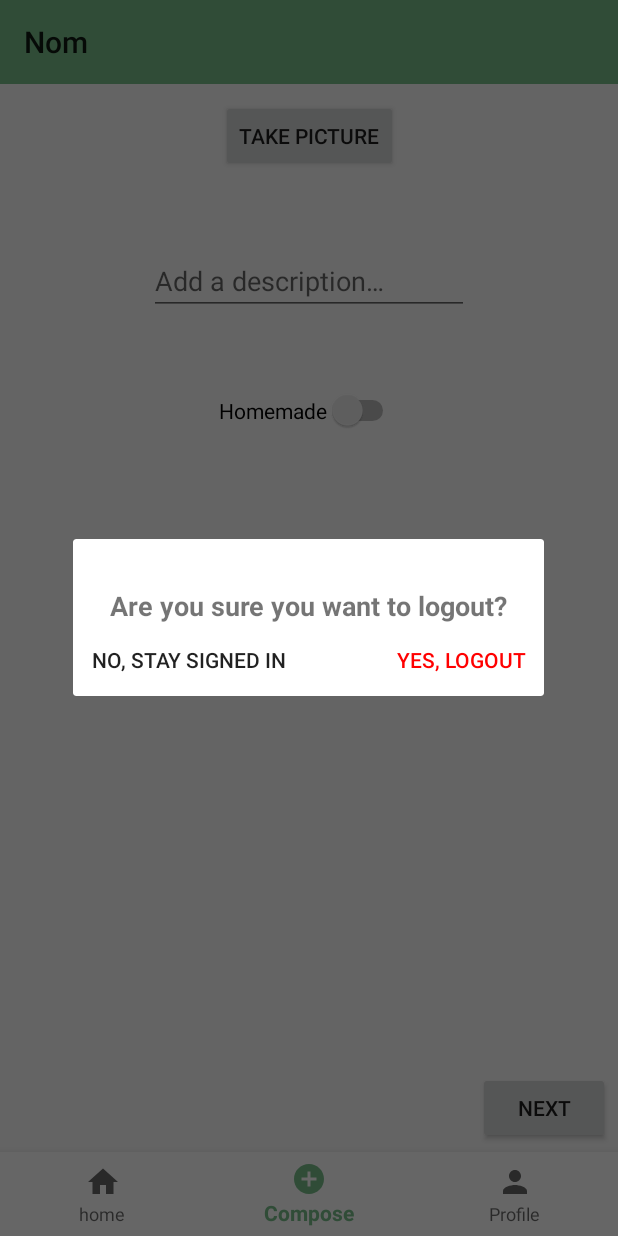
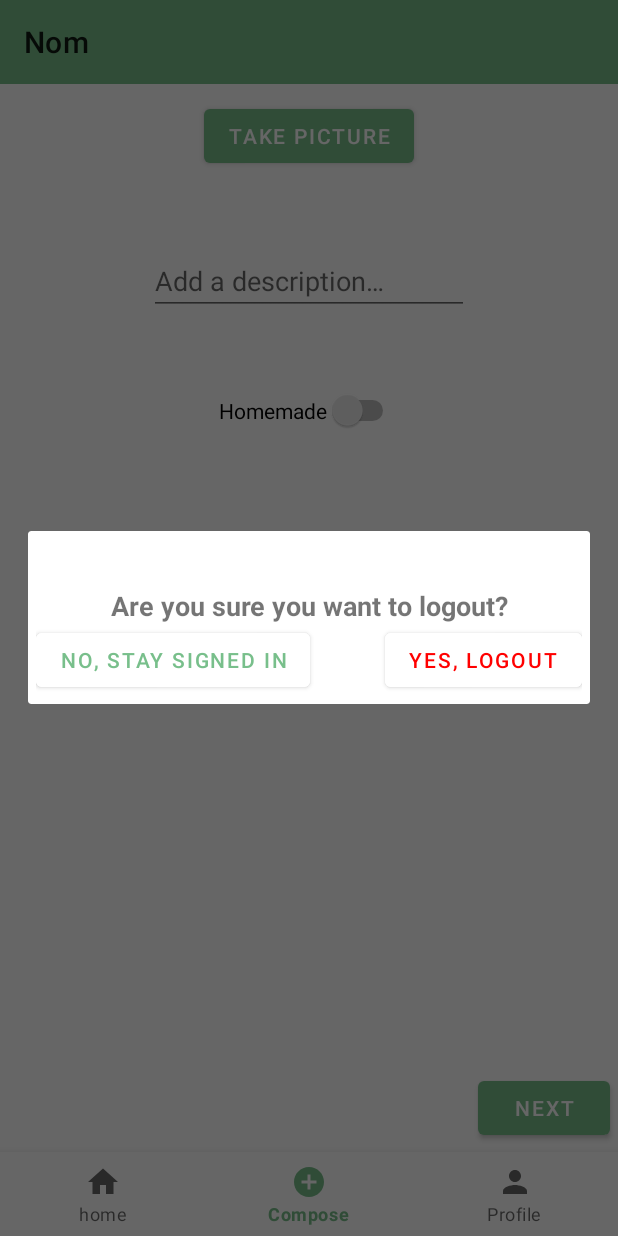
Before and after one commit to Mvye/Nom, an Android app: the fragment LogoutDialogFragment placed in its activity, item 2 of the bottom bar chosen, on a phone screen of 412 x 824 dp. Run offline under Robolectric (Android 15) with nearby library versions, the phone set to English and light mode, and no system bars; libraries missing offline, so code that uses them is left out: com.parse; pictures from the network do not load; 5 statements that could not run were skipped.

Commit message:
Converted many fragments and activities to using Material buttons/textviews/toolbars

```diff
--- a/app/src/main/res/layout/activity_login.xml
+++ b/app/src/main/res/layout/activity_login.xml
@@ -32,7 +32,7 @@
         app:layout_constraintStart_toStartOf="parent"
         app:layout_constraintTop_toBottomOf="@+id/editTextUsername"
         android:importantForAutofill="no" />
-    <Button
+    <com.google.android.material.button.MaterialButton
         android:id="@+id/buttonLogin"
         android:layout_width="wrap_content"
         android:layout_height="wrap_content"
@@ -42,7 +42,7 @@
         app:layout_constraintHorizontal_bias="0.500"
         app:layout_constraintStart_toStartOf="parent"
         app:layout_constraintTop_toBottomOf="@+id/editTextPassword" />
-    <Button
+    <com.google.android.material.button.MaterialButton
         android:id="@+id/buttonSignUp"
         android:layout_width="wrap_content"
         android:layout_height="wrap_content"
--- a/app/src/main/res/layout/fragment_compose.xml
+++ b/app/src/main/res/layout/fragment_compose.xml
@@ -18,7 +18,7 @@
         app:layout_constraintStart_toStartOf="parent"
         app:layout_constraintTop_toTopOf="parent"
         tools:srcCompat="@tools:sample/avatars" />
-    <Button
+    <com.google.android.material.button.MaterialButton
         android:id="@+id/buttonTakePicture"
         android:layout_width="wrap_content"
         android:layout_height="wrap_content"
@@ -53,7 +53,7 @@
         app:layout_constraintHorizontal_bias="0.50"
         app:layout_constraintStart_toStartOf="parent"
         app:layout_constraintTop_toBottomOf="@+id/editTextDescription" />
-    <Button
+    <com.google.android.material.button.MaterialButton
         android:id="@+id/buttonNext"
         android:layout_width="wrap_content"
         android:layout_height="wrap_content"
--- a/app/src/main/res/layout/fragment_logout_dialog.xml
+++ b/app/src/main/res/layout/fragment_logout_dialog.xml
@@ -4,11 +4,12 @@
     xmlns:tools="http://schemas.android.com/tools"
     android:layout_width="wrap_content"
     android:layout_height="wrap_content"
+    android:padding="5dp"
     android:layout_gravity="center"
     android:backgroundTint="#FFFFFF"
     tools:context=".fragments.LogoutDialogFragment">
 
-    <TextView
+    <com.google.android.material.textview.MaterialTextView
         android:id="@+id/textViewLogoutText"
         android:layout_width="wrap_content"
         android:layout_height="wrap_content"
@@ -22,27 +23,32 @@
         app:layout_constraintTop_toTopOf="parent"
         app:layout_constraintVertical_bias="0.40" />
 
-    <Button
+    <com.google.android.material.button.MaterialButton
         android:id="@+id/buttonLogOut"
-        style="@style/Widget.AppCompat.Button.Borderless.Colored"
+        style="@android:style/TextAppearance.Material.Widget.Button.Borderless.Colored"
         android:layout_width="wrap_content"
         android:layout_height="wrap_content"
+        android:backgroundTint="#FFFFFF"
         android:text="@string/yes_logout"
         android:textColor="#FF0000"
         app:layout_constraintBottom_toBottomOf="parent"
         app:layout_constraintEnd_toEndOf="parent"
         app:layout_constraintTop_toBottomOf="@+id/textViewLogoutText"
-        app:layout_constraintVertical_bias="0.0" />
+        app:layout_constraintVertical_bias="0.0"
+        tools:ignore="NewApi" />
 
-    <Button
+    <com.google.android.material.button.MaterialButton
         android:id="@+id/buttonStaySignedIn"
-        style="@style/Widget.AppCompat.Button.Borderless"
+        style="@android:style/TextAppearance.Material.Widget.Button.Borderless.Colored"
         android:layout_width="wrap_content"
         android:layout_height="wrap_content"
         android:layout_marginEnd="50dp"
+        android:backgroundTint="#FFFFFF"
         android:text="@string/no_stay_signed_in"
+        android:textColor="@color/colorPrimary"
         app:layout_constraintBottom_toBottomOf="parent"
         app:layout_constraintEnd_toStartOf="@+id/buttonLogOut"
         app:layout_constraintTop_toBottomOf="@+id/textViewLogoutText"
-        app:layout_constraintVertical_bias="0.0" />
+        app:layout_constraintVertical_bias="0.0"
+        tools:ignore="NewApi" />
 </androidx.constraintlayout.widget.ConstraintLayout>
--- a/app/src/main/res/layout/fragment_profile.xml
+++ b/app/src/main/res/layout/fragment_profile.xml
@@ -13,7 +13,7 @@
         android:backgroundTint="@color/white"
         app:layout_constraintTop_toTopOf="parent">
 
-        <androidx.appcompat.widget.Toolbar
+        <com.google.android.material.appbar.MaterialToolbar
             android:layout_width="match_parent"
             android:layout_height="wrap_content"
             app:layout_scrollFlags="scroll|enterAlways">
@@ -27,7 +27,7 @@
                 app:layout_constraintStart_toStartOf="parent"
                 app:layout_constraintTop_toTopOf="parent"
                 tools:srcCompat="@tools:sample/avatars" />
-            <TextView
+            <com.google.android.material.textview.MaterialTextView
                 android:id="@+id/textViewUsername"
                 android:layout_width="wrap_content"
                 android:layout_height="wrap_content"
@@ -37,7 +37,7 @@
                 app:layout_constraintStart_toEndOf="@+id/imageViewProfilePicture"
                 app:layout_constraintTop_toTopOf="parent"
                 tools:text="mervyn" />
-        </androidx.appcompat.widget.Toolbar>
+        </com.google.android.material.appbar.MaterialToolbar>
     </com.google.android.material.appbar.AppBarLayout>
 
     <androidx.recyclerview.widget.RecyclerView
--- a/app/src/main/res/values/styles.xml
+++ b/app/src/main/res/values/styles.xml
@@ -1,10 +1,9 @@
 <resources>
     <!-- Base application theme. -->
-    <style name="AppTheme" parent="Theme.AppCompat.Light.NoActionBar">
+    <style name="AppTheme" parent="Theme.MaterialComponents.Light.NoActionBar">
         <!-- Customize your theme here. -->
         <item name="colorPrimary">@color/colorPrimary</item>
         <item name="colorPrimaryDark">@color/colorPrimaryDark</item>
         <item name="colorAccent">@color/colorAccent</item>
     </style>
-
 </resources>
```
Also changed, not shown: app/src/main/AndroidManifest.xml (+9 -0 lines), app/src/main/java/com/mervynm/nom/external/BitmapScaler.java (added, +42 -0 lines), app/src/main/java/com/mervynm/nom/fragments/ComposeFragment.java (+53 -1 lines), app/src/main/res/xml/fileprovider.xml (added, +10 -0 lines).
